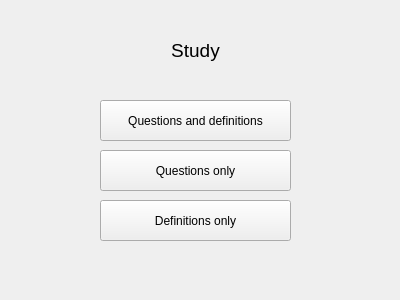
without-eyes/EasyLearner, file forms/TopicStudy.ui: the form before one commit.
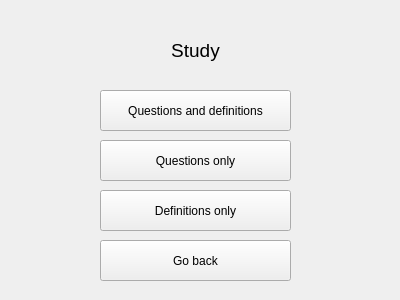
The form after the commit.

Commit message: Added GoBack button to TopicStudy

Patch:
```diff
--- a/forms/TopicStudy.ui
+++ b/forms/TopicStudy.ui
@@ -38,7 +38,7 @@
             <property name="geometry">
                 <rect>
                     <x>100</x>
-                    <y>100</y>
+     <y>90</y>
                     <width>191</width>
                     <height>41</height>
                 </rect>
@@ -51,7 +51,7 @@
             <property name="geometry">
                 <rect>
                     <x>100</x>
-                    <y>150</y>
+     <y>140</y>
                     <width>191</width>
                     <height>41</height>
                 </rect>
@@ -64,7 +64,7 @@
             <property name="geometry">
                 <rect>
                     <x>100</x>
-                    <y>200</y>
+     <y>190</y>
                     <width>191</width>
                     <height>41</height>
                 </rect>
@@ -73,6 +73,19 @@
                 <string>Definitions only</string>
             </property>
         </widget>
+  <widget class="QPushButton" name="goBackButton">
+   <property name="geometry">
+    <rect>
+     <x>100</x>
+     <y>240</y>
+     <width>191</width>
+     <height>41</height>
+    </rect>
+   </property>
+   <property name="text">
+    <string>Go back</string>
+   </property>
+  </widget>
     </widget>
     <resources/>
     <connections/>
```
Lines whose indentation alone changed are shown as unchanged. The commit also changes 3 other files.
